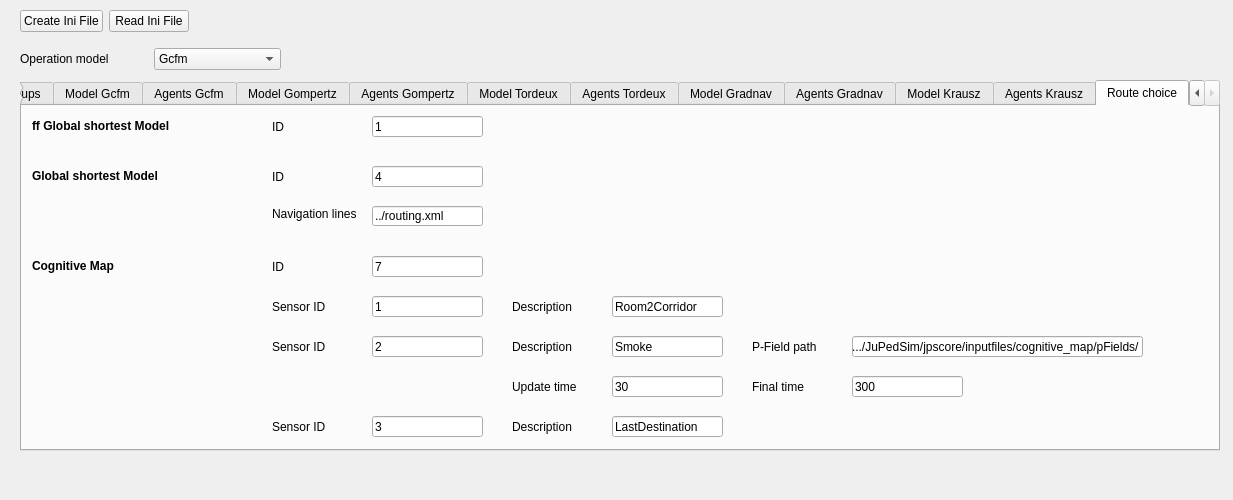
Above: forms/inifilewidget.ui from JuPedSim/jpseditor before the change. Below: the same form after it.
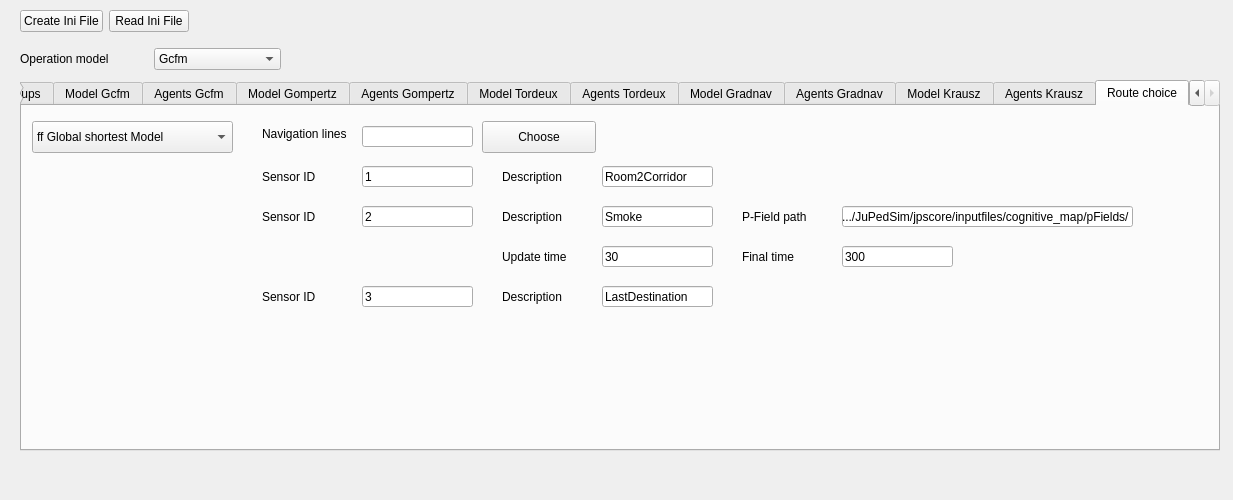
That is the form after the change. The open tabs and pages were chosen to show the change.

Commit message: Added choose routing file button

Patch:
```diff
--- a/forms/inifilewidget.ui
+++ b/forms/inifilewidget.ui
@@ -3902,103 +3902,25 @@
     <attribute name="title">
      <string>Route choice</string>
     </attribute>
-    <widget class="QLabel" name="label_route_choice_a">
-     <property name="geometry">
-      <rect>
-       <x>10</x>
-       <y>10</y>
-       <width>211</width>
-       <height>21</height>
-      </rect>
-     </property>
-     <property name="text">
-      <string>&lt;html&gt;&lt;head/&gt;&lt;body&gt;&lt;p&gt;&lt;span style=&quot; font-weight:600;&quot;&gt;ff Global shortest Model&lt;/span&gt;&lt;/p&gt;&lt;/body&gt;&lt;/html&gt;</string>
-     </property>
-    </widget>
-    <widget class="QLabel" name="label_route_choice_01">
-     <property name="geometry">
-      <rect>
-       <x>250</x>
-       <y>10</y>
-       <width>91</width>
-       <height>21</height>
-      </rect>
-     </property>
-     <property name="text">
-      <string>ID</string>
-     </property>
-    </widget>
-    <widget class="QLineEdit" name="lineEdit_route_choice_01">
-     <property name="geometry">
-      <rect>
-       <x>350</x>
-       <y>10</y>
-       <width>111</width>
-       <height>21</height>
-      </rect>
-     </property>
-     <property name="text">
-      <string>1</string>
-     </property>
-    </widget>
-    <widget class="QLabel" name="label_route_choice_b">
-     <property name="geometry">
-      <rect>
-       <x>10</x>
-       <y>60</y>
-       <width>211</width>
-       <height>21</height>
-      </rect>
-     </property>
-     <property name="text">
-      <string>&lt;html&gt;&lt;head/&gt;&lt;body&gt;&lt;p&gt;&lt;span style=&quot; font-weight:600;&quot;&gt;Global shortest Model&lt;/span&gt;&lt;/p&gt;&lt;/body&gt;&lt;/html&gt;</string>
-     </property>
-    </widget>
-    <widget class="QLabel" name="label_route_choice_02">
-     <property name="geometry">
-      <rect>
-       <x>250</x>
-       <y>60</y>
-       <width>91</width>
-       <height>21</height>
-      </rect>
-     </property>
-     <property name="text">
-      <string>ID</string>
-     </property>
-    </widget>
-    <widget class="QLineEdit" name="lineEdit_route_choice_02">
-     <property name="geometry">
-      <rect>
-       <x>350</x>
-       <y>60</y>
-       <width>111</width>
-       <height>21</height>
-      </rect>
-     </property>
-     <property name="text">
-      <string>4</string>
-     </property>
-    </widget>
     <widget class="QLineEdit" name="lineEdit_route_choice_03">
      <property name="geometry">
       <rect>
-       <x>350</x>
-       <y>100</y>
+       <x>340</x>
+       <y>20</y>
        <width>111</width>
-       <height>20</height>
+       <height>21</height>
       </rect>
      </property>
      <property name="text">
-      <string>../routing.xml</string>
+      <string/>
      </property>
     </widget>
     <widget class="QLabel" name="label_route_choice_03">
      <property name="geometry">
       <rect>
-       <x>250</x>
-       <y>100</y>
-       <width>91</width>
+       <x>240</x>
+       <y>20</y>
+       <width>97</width>
        <height>16</height>
       </rect>
      </property>
@@ -4006,50 +3928,11 @@
       <string>Navigation lines</string>
      </property>
     </widget>
-    <widget class="QLabel" name="label_route_choice_c">
-     <property name="geometry">
-      <rect>
-       <x>10</x>
-       <y>150</y>
-       <width>211</width>
-       <height>21</height>
-      </rect>
-     </property>
-     <property name="text">
-      <string>&lt;html&gt;&lt;head/&gt;&lt;body&gt;&lt;p&gt;&lt;span style=&quot; font-weight:600;&quot;&gt;Cognitive Map&lt;/span&gt;&lt;/p&gt;&lt;/body&gt;&lt;/html&gt;</string>
-     </property>
-    </widget>
-    <widget class="QLabel" name="label_route_choice_04">
-     <property name="geometry">
-      <rect>
-       <x>250</x>
-       <y>150</y>
-       <width>91</width>
-       <height>21</height>
-      </rect>
-     </property>
-     <property name="text">
-      <string>ID</string>
-     </property>
-    </widget>
-    <widget class="QLineEdit" name="lineEdit_route_choice_04">
-     <property name="geometry">
-      <rect>
-       <x>350</x>
-       <y>150</y>
-       <width>111</width>
-       <height>21</height>
-      </rect>
-     </property>
-     <property name="text">
-      <string>7</string>
-     </property>
-    </widget>
     <widget class="QLineEdit" name="lineEdit_route_choice_05">
      <property name="geometry">
       <rect>
-       <x>350</x>
-       <y>190</y>
+       <x>340</x>
+       <y>60</y>
        <width>111</width>
        <height>21</height>
       </rect>
@@ -4061,8 +3944,8 @@
     <widget class="QLabel" name="label_route_choice_05">
      <property name="geometry">
       <rect>
-       <x>250</x>
-       <y>190</y>
+       <x>240</x>
+       <y>60</y>
        <width>91</width>
        <height>21</height>
       </rect>
@@ -4074,8 +3957,8 @@
     <widget class="QLineEdit" name="lineEdit_route_choice_06">
      <property name="geometry">
       <rect>
-       <x>590</x>
-       <y>190</y>
+       <x>580</x>
+       <y>60</y>
        <width>111</width>
        <height>21</height>
       </rect>
@@ -4087,8 +3970,8 @@
     <widget class="QLabel" name="label_route_choice_06">
      <property name="geometry">
       <rect>
-       <x>490</x>
-       <y>190</y>
+       <x>480</x>
+       <y>60</y>
        <width>91</width>
        <height>21</height>
       </rect>
@@ -4100,8 +3983,8 @@
     <widget class="QLineEdit" name="lineEdit_route_choice_08">
      <property name="geometry">
       <rect>
-       <x>590</x>
-       <y>230</y>
+       <x>580</x>
+       <y>100</y>
        <width>111</width>
        <height>21</height>
       </rect>
@@ -4113,8 +3996,8 @@
     <widget class="QLineEdit" name="lineEdit_route_choice_07">
      <property name="geometry">
       <rect>
-       <x>350</x>
-       <y>230</y>
+       <x>340</x>
+       <y>100</y>
        <width>111</width>
        <height>21</height>
       </rect>
@@ -4126,8 +4009,8 @@
     <widget class="QLabel" name="label_route_choice_08">
      <property name="geometry">
       <rect>
-       <x>490</x>
-       <y>230</y>
+       <x>480</x>
+       <y>100</y>
        <width>91</width>
        <height>21</height>
       </rect>
@@ -4139,8 +4022,8 @@
     <widget class="QLabel" name="label_route_choice_07">
      <property name="geometry">
       <rect>
-       <x>250</x>
-       <y>230</y>
+       <x>240</x>
+       <y>100</y>
        <width>91</width>
        <height>21</height>
       </rect>
@@ -4152,8 +4035,8 @@
     <widget class="QLabel" name="label_route_choice_13">
      <property name="geometry">
       <rect>
-       <x>490</x>
-       <y>310</y>
+       <x>480</x>
+       <y>180</y>
        <width>91</width>
        <height>21</height>
       </rect>
@@ -4165,8 +4048,8 @@
     <widget class="QLineEdit" name="lineEdit_route_choice_12">
      <property name="geometry">
       <rect>
-       <x>350</x>
-       <y>310</y>
+       <x>340</x>
+       <y>180</y>
        <width>111</width>
        <height>21</height>
       </rect>
@@ -4178,8 +4061,8 @@
     <widget class="QLabel" name="label_route_choice_12">
      <property name="geometry">
       <rect>
-       <x>250</x>
-       <y>310</y>
+       <x>240</x>
+       <y>180</y>
        <width>91</width>
        <height>21</height>
       </rect>
@@ -4191,8 +4074,8 @@
     <widget class="QLineEdit" name="lineEdit_route_choice_13">
      <property name="geometry">
       <rect>
-       <x>590</x>
-       <y>310</y>
+       <x>580</x>
+       <y>180</y>
        <width>111</width>
        <height>21</height>
       </rect>
@@ -4204,8 +4087,8 @@
     <widget class="QLabel" name="label_route_choice_09">
      <property name="geometry">
       <rect>
-       <x>730</x>
-       <y>230</y>
+       <x>720</x>
+       <y>100</y>
        <width>91</width>
        <height>21</height>
       </rect>
@@ -4217,8 +4100,8 @@
     <widget class="QLineEdit" name="lineEdit_route_choice_09">
      <property name="geometry">
       <rect>
-       <x>830</x>
-       <y>230</y>
+       <x>820</x>
+       <y>100</y>
        <width>291</width>
        <height>21</height>
       </rect>
@@ -4230,8 +4113,8 @@
     <widget class="QLabel" name="label_route_choice_10">
      <property name="geometry">
       <rect>
-       <x>490</x>
-       <y>270</y>
+       <x>480</x>
+       <y>140</y>
        <width>91</width>
        <height>21</height>
       </rect>
@@ -4243,8 +4126,8 @@
     <widget class="QLineEdit" name="lineEdit_route_choice_10">
      <property name="geometry">
       <rect>
-       <x>590</x>
-       <y>270</y>
+       <x>580</x>
+       <y>140</y>
        <width>111</width>
        <height>21</height>
       </rect>
@@ -4256,8 +4139,8 @@
     <widget class="QLabel" name="label_route_choice_11">
      <property name="geometry">
       <rect>
-       <x>730</x>
-       <y>270</y>
+       <x>720</x>
+       <y>140</y>
        <width>91</width>
        <height>21</height>
       </rect>
@@ -4269,8 +4152,8 @@
     <widget class="QLineEdit" name="lineEdit_route_choice_11">
      <property name="geometry">
       <rect>
-       <x>830</x>
-       <y>270</y>
+       <x>820</x>
+       <y>140</y>
        <width>111</width>
        <height>21</height>
       </rect>
@@ -4279,6 +4162,44 @@
       <string>300</string>
      </property>
     </widget>
+    <widget class="QComboBox" name="comboBox_Router">
+     <property name="geometry">
+      <rect>
+       <x>10</x>
+       <y>15</y>
+       <width>201</width>
+       <height>32</height>
+      </rect>
+     </property>
+     <item>
+      <property name="text">
+       <string>ff Global shortest Model</string>
+      </property>
+     </item>
+     <item>
+      <property name="text">
+       <string>Global shortest Model</string>
+      </property>
+     </item>
+     <item>
+      <property name="text">
+       <string>cognitive Map</string>
+      </property>
+     </item>
+    </widget>
+    <widget class="QPushButton" name="pushButton_Routing">
+     <property name="geometry">
+      <rect>
+       <x>460</x>
+       <y>15</y>
+       <width>114</width>
+       <height>32</height>
+      </rect>
+     </property>
+     <property name="text">
+      <string>Choose</string>
+     </property>
+    </widget>
    </widget>
   </widget>
   <widget class="QLabel" name="label_warning">
```
Left out of the diff: 5 changed lines with no effect on the pictures. The commit also changes 2 other files.
